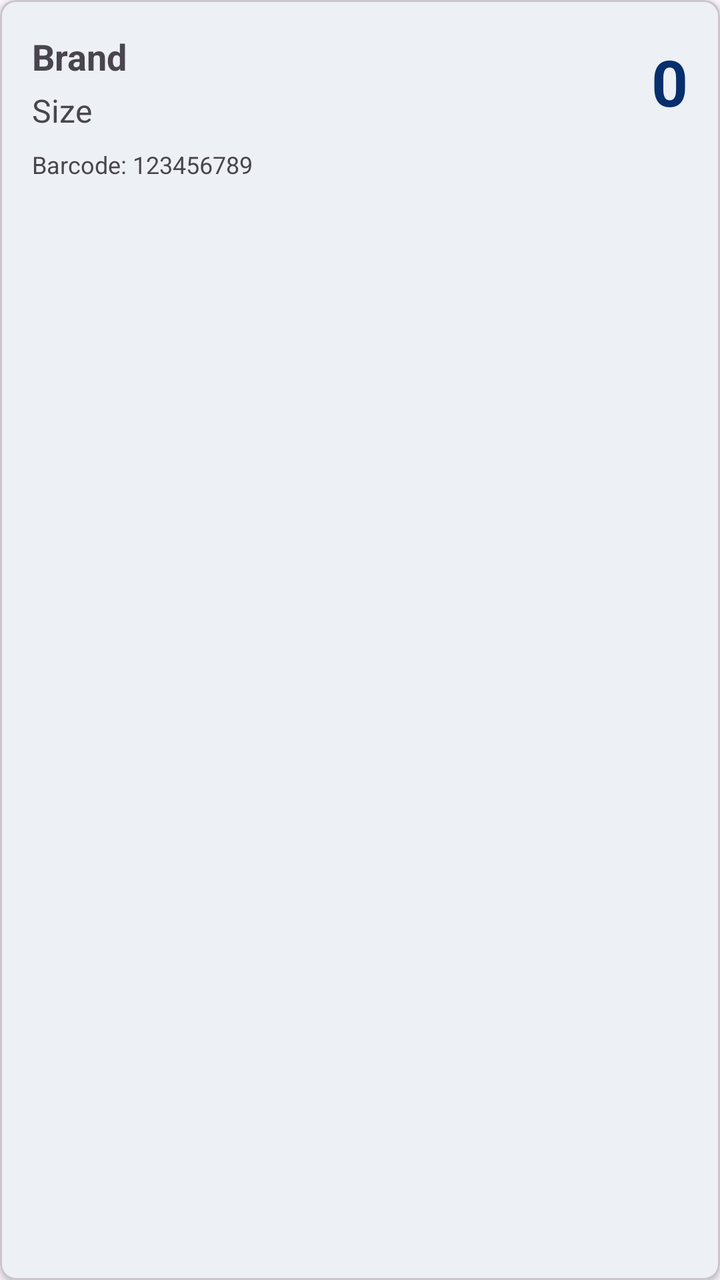
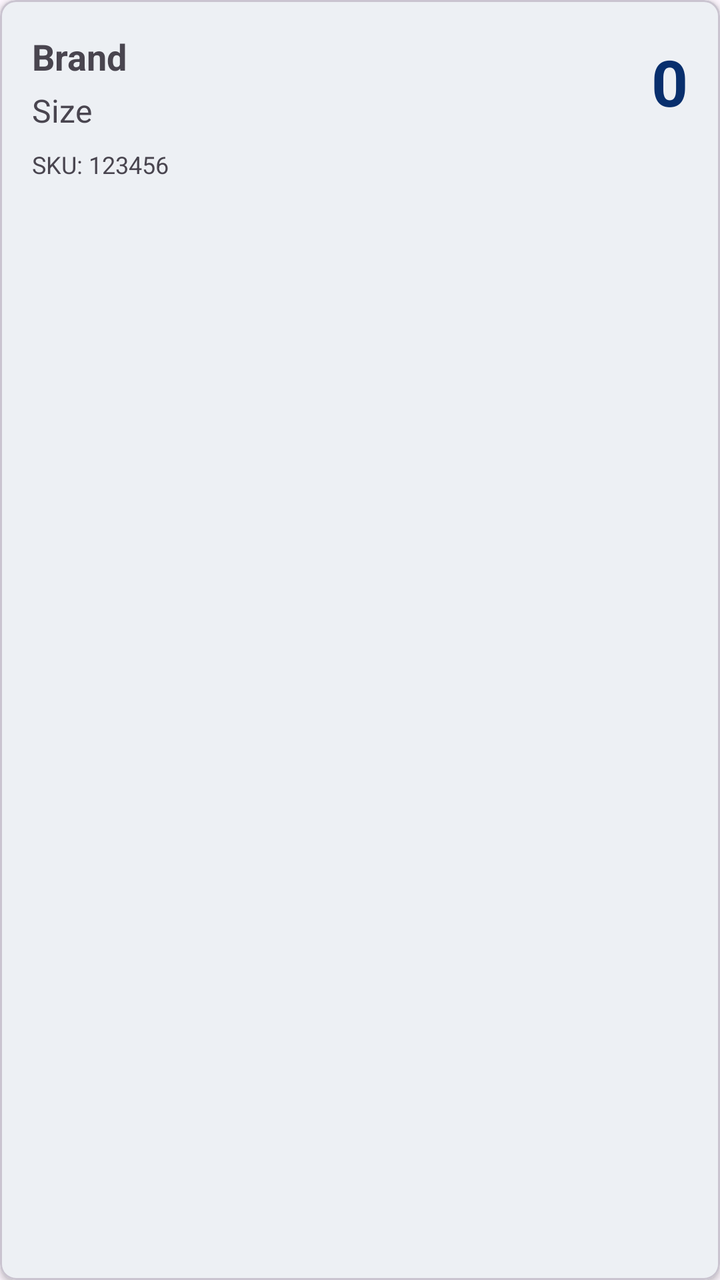

The first picture is an Android layout as it rendered before a commit; the second is the same layout after the commit. The layout source and the unified diff follow.
<!-- AndroidManifest.xml: application theme Theme.BarcodeScannerApp -->
<!-- res/layout/item_tire.xml -->
<?xml version="1.0" encoding="utf-8"?>
<com.google.android.material.card.MaterialCardView xmlns:android="http://schemas.android.com/apk/res/android"
    xmlns:app="http://schemas.android.com/apk/res-auto"
    android:layout_width="match_parent"
    android:layout_height="wrap_content"
    android:layout_margin="8dp"
    app:cardElevation="2dp"
    app:cardCornerRadius="8dp">

    <LinearLayout
        android:layout_width="match_parent"
        android:layout_height="wrap_content"
        android:orientation="vertical"
        android:padding="16dp">

        <LinearLayout
            android:layout_width="match_parent"
            android:layout_height="wrap_content"
            android:orientation="horizontal">

            <LinearLayout
                android:layout_width="0dp"
                android:layout_height="wrap_content"
                android:layout_weight="1"
                android:orientation="vertical">

                <TextView
                    android:id="@+id/tvBrand"
                    android:layout_width="wrap_content"
                    android:layout_height="wrap_content"
                    android:text="Brand"
                    android:textSize="18sp"
                    android:textStyle="bold" />

                <TextView
                    android:id="@+id/tvSize"
                    android:layout_width="wrap_content"
                    android:layout_height="wrap_content"
                    android:layout_marginTop="4dp"
                    android:text="Size"
                    android:textSize="16sp" />

            </LinearLayout>

            <TextView
                android:id="@+id/tvQuantity"
                android:layout_width="wrap_content"
                android:layout_height="wrap_content"
                android:layout_gravity="center_vertical"
                android:text="0"
                android:textSize="32sp"
                android:textStyle="bold"
                android:textColor="?attr/colorPrimary" />

        </LinearLayout>

        <TextView
            android:id="@+id/tvBarcode"
            android:layout_width="wrap_content"
            android:layout_height="wrap_content"
            android:layout_marginTop="8dp"
            android:text="Barcode: 123456789"
            android:textSize="12sp"
            android:textColor="?attr/colorOnSurfaceVariant" />

    </LinearLayout>

</com.google.android.material.card.MaterialCardView>
<!-- resources referenced by this layout -->
<resources>
  <style name="Theme.BarcodeScannerApp" parent="Base.Theme.BarcodeScannerApp" />
  <style name="Base.Theme.BarcodeScannerApp" parent="Theme.Material3.DayNight.NoActionBar">
          <item name="android:statusBarColor">#C11236</item>
          <item name="colorPrimary">@color/blue</item>
          <item name="colorSurface">@color/white</item>
          <item name="colorOnSurface">@color/black</item>
      </style>
  <color name="blue">#082F6D</color>
  <color name="white">#FFFFFFFF</color>
  <color name="black">#FF000000</color>
</resources>

<!-- the commit's change to res/layout/item_tire.xml (unified diff, before → after) -->
@@ -55,11 +55,11 @@
         </LinearLayout>
 
         <TextView
-            android:id="@+id/tvBarcode"
+            android:id="@+id/tvSku"
             android:layout_width="wrap_content"
             android:layout_height="wrap_content"
             android:layout_marginTop="8dp"
-            android:text="Barcode: 123456789"
+            android:text="SKU: 123456"
             android:textSize="12sp"
             android:textColor="?attr/colorOnSurfaceVariant" />
 
